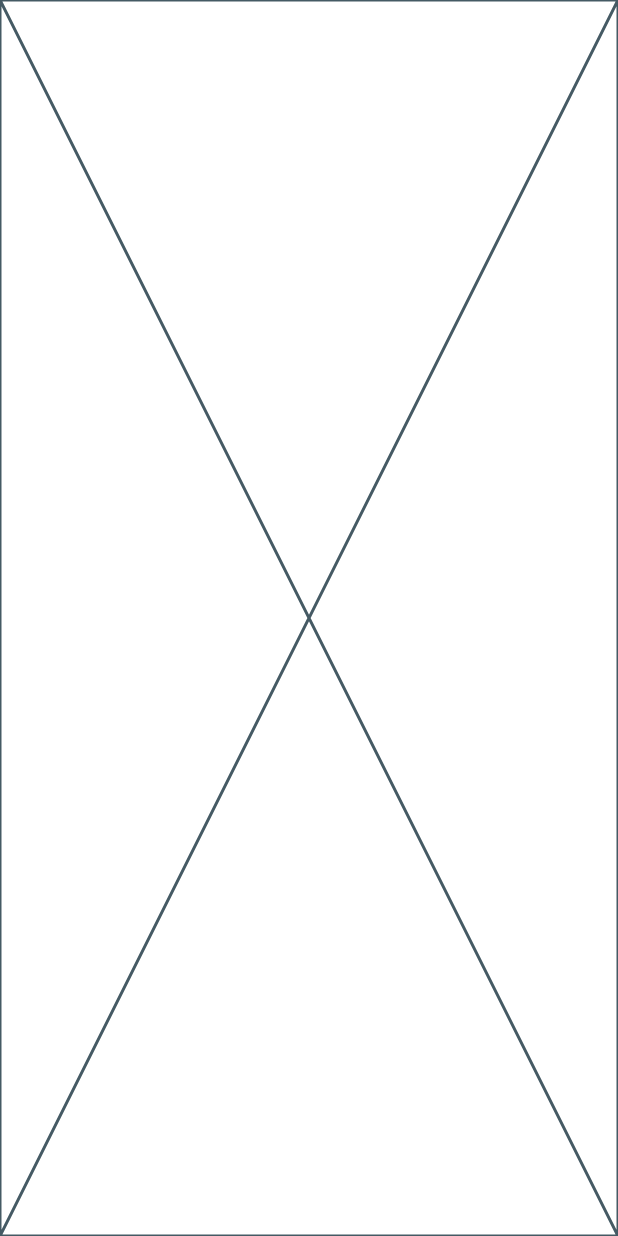
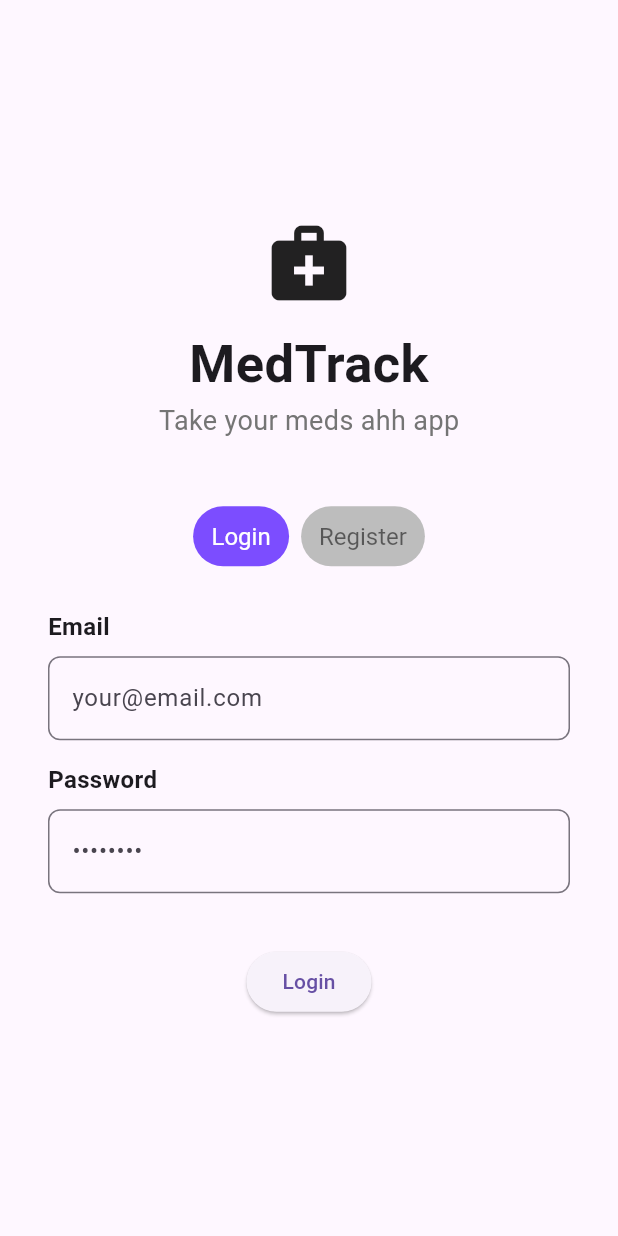
Before and after one commit to xkoziar/MedTrack, a Flutter app: the screen it shows after launch, on a phone screen of 412 x 824 dp. Run offline on Flutter 3.47's test engine with Material 3 defaults, Android fonts, the phone set to English and light mode, and no system bars; our stand-ins replace cloud_firestore, firebase_auth, firebase_core, get_it; accounts and stored records are empty.

Commit message:
auth added

```diff
--- a/lib/app_wrapper.dart
+++ b/lib/app_wrapper.dart
@@ -1,11 +1,18 @@
 import 'package:flutter/material.dart';
-import 'package:med_track/pages/home_page.dart';
+import 'package:med_track/pages/auth_page.dart';
 
 class AppWrapper extends StatelessWidget {
   const AppWrapper({super.key});
 
   @override
   Widget build(BuildContext context) {
-    return MaterialApp(home: HomePage());
+    return MaterialApp(
+      home: AuthPage(),
+      theme: ThemeData(
+        textButtonTheme: TextButtonThemeData(
+          style: TextButton.styleFrom(textStyle: const TextStyle(fontSize: 16)),
+        ),
+      ),
+    );
   }
 }
--- a/lib/database/ioc/ioc_container.dart
+++ b/lib/database/ioc/ioc_container.dart
@@ -1,4 +1,5 @@
 import 'package:get_it/get_it.dart';
+import 'package:med_track/database/service/auth_service.dart';
 
 import '../service/user_database_service.dart';
 
@@ -7,5 +8,6 @@ final get = GetIt.instance;
 class IocContainer {
   static void initialize() {
     get.registerSingleton(UserDatabaseService());
+    get.registerSingleton(AuthService());
   }
 }
--- /dev/null
+++ b/lib/database/service/auth_service.dart
@@ -0,0 +1,75 @@
+import 'package:firebase_auth/firebase_auth.dart';
+import 'package:med_track/database/service/user_database_service.dart';
+
+import '../ioc/ioc_container.dart';
+
+class AuthService {
+  final FirebaseAuth _firebaseAuth = FirebaseAuth.instance;
+
+  User? get user => _firebaseAuth.currentUser;
+
+  Stream<User?> get authStateChanges => _firebaseAuth.authStateChanges();
+
+  Future<UserCredential> signIn({
+    required String email,
+    required String password,
+  }) async {
+    return await _firebaseAuth.signInWithEmailAndPassword(
+      email: email,
+      password: password,
+    );
+  }
+
+  Future<UserCredential> signUp({
+    required String email,
+    required String password,
+  }) async {
+    return await _firebaseAuth.createUserWithEmailAndPassword(
+      email: email,
+      password: password,
+    );
+  }
+
+  Future<void> signOut() async {
+    await _firebaseAuth.signOut();
+  }
+
+  Future<void> resetPassword({required String email}) async {
+    await _firebaseAuth.sendPasswordResetEmail(email: email);
+  }
+
+  Future<void> updateUserName(String userName) async {
+    await _firebaseAuth.currentUser?.updateDisplayName(userName);
+  }
+
+  Future<void> resetPasswordFromCurrentPassword({
+    required String currentPassword,
+    required String newPassword,
+    required String email,
+  }) async {
+    AuthCredential credential = EmailAuthProvider.credential(
+      email: email,
+      password: currentPassword,
+    );
+    await _firebaseAuth.currentUser?.reauthenticateWithCredential(credential);
+    await _firebaseAuth.currentUser?.updatePassword(newPassword);
+  }
+
+  Future<void> deleteUser({
+    required String currentPassword,
+    required String email,
+  }) async {
+    AuthCredential credential = EmailAuthProvider.credential(
+      email: email,
+      password: currentPassword,
+    );
+    await _firebaseAuth.currentUser?.reauthenticateWithCredential(credential);
+
+    final userId = _firebaseAuth.currentUser!.uid;
+    final userDbService = get<UserDatabaseService>();
+    await userDbService.deleteUser(userId);
+
+    await _firebaseAuth.currentUser?.delete();
+    await signOut();
+  }
+}
--- /dev/null
+++ b/lib/pages/auth_page.dart
@@ -0,0 +1,201 @@
+import 'package:flutter/material.dart';
+import 'package:med_track/database/service/auth_service.dart';
+
+import '../database/components/custom_text_field.dart';
+import '../database/ioc/ioc_container.dart';
+import '../database/model/user.dart';
+import '../database/service/user_database_service.dart';
+import '../utils/validators.dart';
+
+class AuthPage extends StatefulWidget {
+  const AuthPage({super.key});
+
+  @override
+  State<AuthPage> createState() => _AuthPageState();
+}
+
+class _AuthPageState extends State<AuthPage> {
+  final AuthService _authService = AuthService();
+  final TextEditingController _usernameController = TextEditingController();
+  final TextEditingController _emailController = TextEditingController();
+  final TextEditingController _passwdController = TextEditingController();
+  final TextEditingController _confirmPasswdController =
+      TextEditingController();
+  static const double _fieldSpacing = 15.0;
+
+  // true = login, false = register
+  bool _isLogin = true;
+
+  @override
+  void dispose() {
+    _usernameController.dispose();
+    _emailController.dispose();
+    _passwdController.dispose();
+    _confirmPasswdController.dispose();
+    super.dispose();
+  }
+
+  void loginOrRegister() async {
+    if (_validateForm()) {
+      if (_isLogin) {
+        await _authService.signIn(
+          email: _emailController.text,
+          password: _passwdController.text,
+        );
+      } else {
+        final credential = await _authService.signUp(
+          email: _emailController.text,
+          password: _passwdController.text,
+        );
+        await _authService.updateUserName(
+          _usernameController.text,
+        );
+
+        final userDbService = get<UserDatabaseService>();
+        await userDbService.createUser(
+          User(
+            id: credential.user!.uid,
+            email: _emailController.text,
+            name: _usernameController.text,
+          ),
+        );
+      }
+    }
+  }
+
+  @override
+  Widget build(BuildContext context) {
+    return Scaffold(
+      body: Center(
+        child: SingleChildScrollView(
+          padding: const EdgeInsets.symmetric(horizontal: 32),
+          child: Column(
+            crossAxisAlignment: CrossAxisAlignment.center,
+            children: [
+              const Icon(Icons.medical_services, size: 60),
+              const SizedBox(height: 12),
+
+              const Text(
+                'MedTrack',
+                style: TextStyle(fontSize: 35, fontWeight: FontWeight.bold),
+              ),
+              Text(
+                'Take your meds ahh app',
+                style: TextStyle(fontSize: 18, color: Colors.grey[600]),
+              ),
+
+              const SizedBox(height: 40),
+
+              Row(
+                mainAxisAlignment: MainAxisAlignment.center,
+                children: [
+                  _buildSwitchButton("Login", true),
+                  const SizedBox(width: 8),
+                  _buildSwitchButton("Register", false),
+                ],
+              ),
+
+              const SizedBox(height: 25),
+
+              if (!_isLogin) ...[
+                CustomTextField(
+                  label: "Username",
+                  hintText: 'Your name',
+                  controller: _usernameController,
+                ),
+                const SizedBox(height: _fieldSpacing),
+              ],
+
+              CustomTextField(
+                label: "Email",
+                hintText: 'your@email.com',
+                controller: _emailController,
+              ),
+              const SizedBox(height: _fieldSpacing),
+
+              CustomTextField(
+                label: "Password",
+                hintText: '••••••••',
+                obscure: true,
+                controller: _passwdController,
+              ),
+              const SizedBox(height: _fieldSpacing),
+
+              if (!_isLogin) ...[
+                CustomTextField(
+                  label: "Confirm Password",
+                  hintText: '••••••••',
+                  obscure: true,
+                  controller: _confirmPasswdController,
+                ),
+                const SizedBox(height: _fieldSpacing),
+              ],
+
+              const SizedBox(height: 20),
+
+              ElevatedButton(
+                onPressed: loginOrRegister,
+                child: Text(_isLogin ? 'Login' : 'Register'),
+              ),
+            ],
+          ),
+        ),
+      ),
+    );
+  }
+
+  Widget _buildSwitchButton(String text, bool isLoginButton) {
+    bool isActive = (isLoginButton == _isLogin);
+
+    return TextButton(
+      onPressed: () {
+        setState(() => _isLogin = isLoginButton);
+      },
+      style: TextButton.styleFrom(
+        backgroundColor: isActive ? Colors.deepPurpleAccent : Colors.grey[400],
+        foregroundColor: isActive ? Colors.white : Colors.black54,
+      ),
+      child: Text(text),
+    );
+  }
+
+  bool _validateForm() {
+    String? emailError = Validators.email(_emailController.text);
+    String? passwordError = Validators.password(_passwdController.text);
+    String? usernameError = !_isLogin
+        ? Validators.username(_usernameController.text)
+        : null;
+    String? confirmError = !_isLogin
+        ? Validators.confirmPassword(
+            _passwdController.text,
+            _confirmPasswdController.text,
+          )
+        : null;
+
+    if (emailError != null) {
+      ScaffoldMessenger.of(
+        context,
+      ).showSnackBar(SnackBar(content: Text(emailError)));
+      return false;
+    }
+    if (passwordError != null) {
+      ScaffoldMessenger.of(
+        context,
+      ).showSnackBar(SnackBar(content: Text(passwordError)));
+      return false;
+    }
+    if (usernameError != null) {
+      ScaffoldMessenger.of(
+        context,
+      ).showSnackBar(SnackBar(content: Text(usernameError)));
+      return false;
+    }
+    if (confirmError != null) {
+      ScaffoldMessenger.of(
+        context,
+      ).showSnackBar(SnackBar(content: Text(confirmError)));
+      return false;
+    }
+    return true;
+  }
+}
--- a/pubspec.yaml
+++ b/pubspec.yaml
@@ -41,6 +41,7 @@ dependencies:
   # The following adds the Cupertino Icons font to your application.
   # Use with the CupertinoIcons class for iOS style icons.
   cupertino_icons: ^1.0.8
+  firebase_auth: ^6.1.2
 
 dev_dependencies:
   flutter_test:
```
Also changed, not shown: lib/database/service/user_database_service.dart (+19 -3 lines), pubspec.lock.
